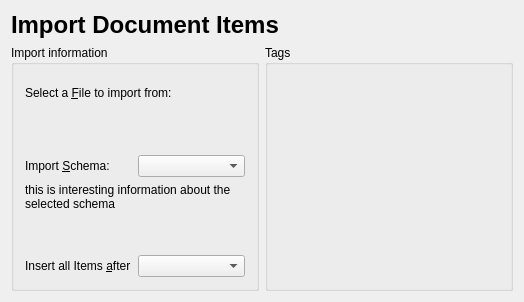
Qt form src/importtodocbase.ui (dragotin/kraft) before a commit.
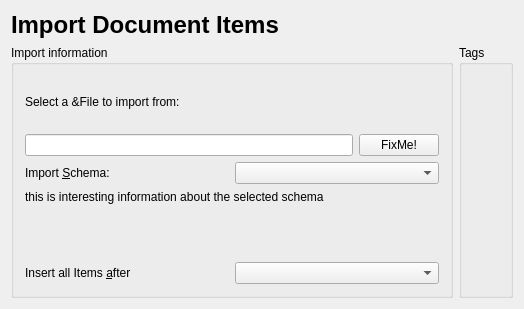
The same form after that commit. Custom widgets are drawn as their Qt base class.

What changed in the file:
```diff
--- a/src/importtodocbase.ui
+++ b/src/importtodocbase.ui
@@ -7,7 +7,7 @@
     <x>0</x>
     <y>0</y>
     <width>524</width>
-    <height>302</height>
+    <height>309</height>
    </rect>
   </property>
   <layout class="QGridLayout">
@@ -40,14 +40,14 @@
       </widget>
      </item>
      <item>
-      <layout class="QHBoxLayout">
-       <item>
+      <layout class="QGridLayout" name="gridLayout">
+       <item row="0" column="0">
         <widget class="QGroupBox" name="groupBox">
          <property name="title">
           <string>Import information</string>
          </property>
-         <layout class="QVBoxLayout" name="verticalLayout">
-          <item>
+         <layout class="QGridLayout" name="gridLayout_2">
+          <item row="0" column="0">
            <widget class="QLabel" name="textLabel3_2">
             <property name="text">
              <string>Select a &amp;File to import from:</string>
@@ -60,10 +60,21 @@
             </property>
            </widget>
           </item>
-          <item>
-           <widget class="KUrlRequester" name="mFileRequester"/>
+          <item row="1" column="0">
+           <layout class="QHBoxLayout" name="horizontalLayout">
+            <item>
+             <widget class="QLineEdit" name="mFileNameEdit"/>
+            </item>
+            <item>
+             <widget class="QPushButton" name="mSelectFileButton">
+              <property name="text">
+               <string>FixMe!</string>
+              </property>
+             </widget>
+            </item>
+           </layout>
           </item>
-          <item>
+          <item row="2" column="0">
            <layout class="QHBoxLayout" name="_2">
             <item>
              <widget class="QLabel" name="textLabel1">
@@ -83,7 +94,7 @@
             </item>
            </layout>
           </item>
-          <item>
+          <item row="3" column="0">
            <widget class="QLabel" name="mSchemaInfo">
             <property name="minimumSize">
              <size>
@@ -108,7 +119,7 @@
             </property>
            </widget>
           </item>
-          <item>
+          <item row="4" column="0">
            <layout class="QHBoxLayout" name="_3">
             <item>
              <widget class="QLabel" name="textLabel3">
@@ -131,7 +142,7 @@
          </layout>
         </widget>
        </item>
-       <item>
+       <item row="0" column="1">
         <widget class="QGroupBox" name="mTagGroup">
          <property name="title">
           <string>Tags</string>
@@ -145,18 +156,6 @@
   </layout>
  </widget>
  <layoutdefault spacing="6" margin="11"/>
- <customwidgets>
-  <customwidget>
-   <class>KUrlRequester</class>
-   <extends>QFrame</extends>
-   <header>kurlrequester.h</header>
-  </customwidget>
- </customwidgets>
- <includes>
-  <include location="local">kurlrequester.h</include>
-  <include location="local">klineedit.h</include>
-  <include location="local">kpushbutton.h</include>
- </includes>
  <resources/>
  <connections/>
 </ui>
```
Left out of the diff: 3 changed lines with no effect on the pictures.
